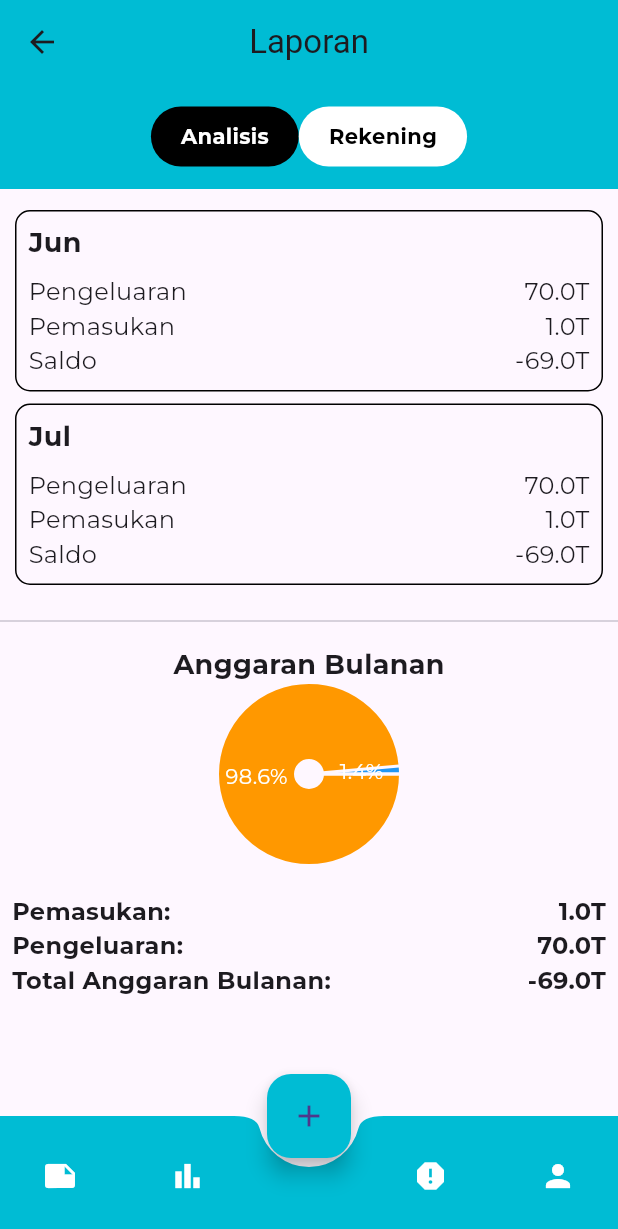
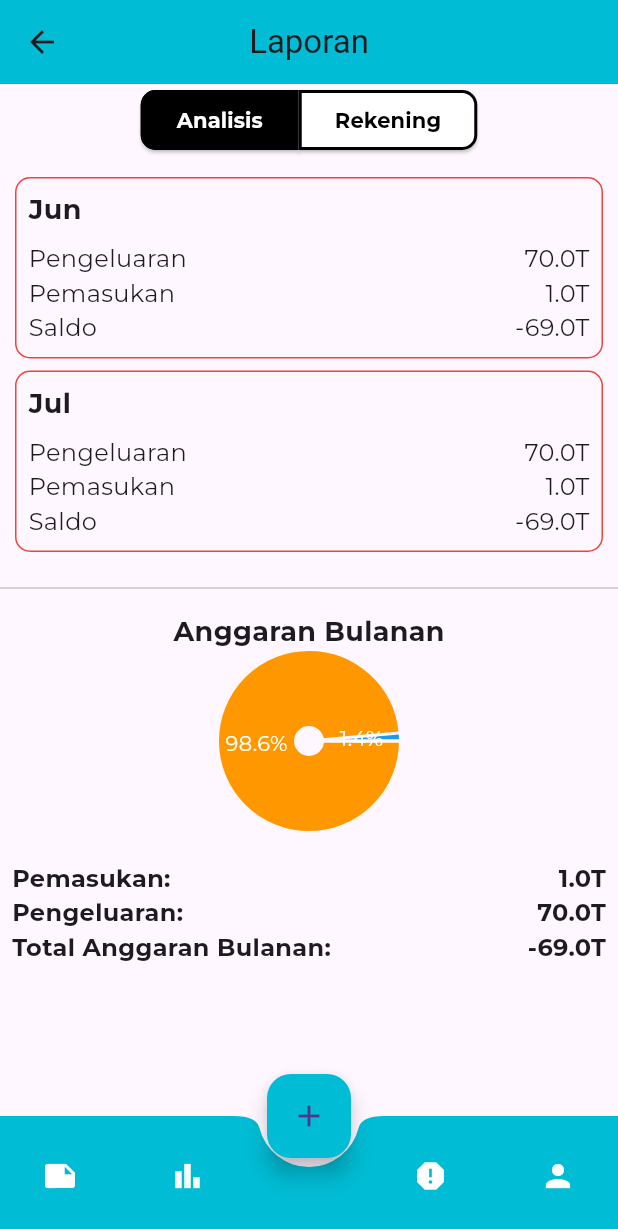
Before and after one commit to RidhuanDEV/Vasa, a Flutter app: the MainScreen screen opened directly, item 3 of the bottom bar chosen, on a phone screen of 412 x 824 dp. Shown: the top 1229 px of the screen. Run offline on Flutter 3.47's test engine with Material 3 defaults, Android fonts, the light colour scheme and no system bars; drawn by our look-alikes of fl_chart; our stand-ins replace google_fonts.

Commit message:
updated V.1.2

```diff
--- a/lib/main.dart
+++ b/lib/main.dart
@@ -1,5 +1,4 @@
 import 'package:flutter/material.dart';
-import 'package:google_fonts/google_fonts.dart';
 import 'package:vasa/screens/grafik.dart';
 import 'package:vasa/screens/homepage.dart';
 import 'package:vasa/screens/laporan.dart';
@@ -7,6 +6,7 @@ import 'package:vasa/screens/mengelola_rekening.dart';
 import 'package:vasa/screens/profile.dart';
 import 'package:vasa/global.dart';
 import 'package:vasa/screens/tambah_rekening.dart';
+import 'package:vasa/screens/transaksi.dart';
 
 void main() {
   runApp(const MyApp());
@@ -34,8 +34,6 @@ class MainScreen extends StatefulWidget {
 }
 
 class MainScreenState extends State<MainScreen> {
-
-
   final List<Widget> _children = [
     const HomePage(),
     const GrafikScreen(),
@@ -43,14 +41,15 @@ class MainScreenState extends State<MainScreen> {
     const ProfilePage(),
     const MengelolaRekening(),
     const TambahRekening(),
+    const Transaksi(),
   ];
 
   void onTabTapped(int index) {
     setState(() {
-    Globals.currentIndex = index; // Mengatur nilai currentIndex dari global.dart
+      Globals.currentIndex =
+          index; // Mengatur nilai currentIndex dari global.dart
     });
   }
-
 
   Widget _buildAppBar() {
     if (Globals.currentIndex == 0) {
@@ -60,65 +59,18 @@ class MainScreenState extends State<MainScreen> {
         centerTitle: true,
       );
     } else if (Globals.currentIndex == 1) {
-      return PreferredSize(
-        preferredSize: const Size.fromHeight(100.0),
-        child: Container(
-          padding: const EdgeInsets.all(8.0),
-          color: Colors.cyan,
-          width: double.infinity,
-          height: 100,
-          child: Row(
-            mainAxisAlignment: MainAxisAlignment.center,
-            children: [
-              ElevatedButton(
-                onPressed: () {
-                  // Aksi untuk tombol Bulan
-                },
-                style: ElevatedButton.styleFrom(
-                  foregroundColor: Colors.white,
-                  backgroundColor: Colors.black,
-                  shape: RoundedRectangleBorder(
-                    borderRadius: BorderRadius.circular(20.0),
+      return AppBar(
+        title: const Center(
+          child: Text('Grafik Keuangan', style: TextStyle(color: Colors.white)),
         ),
-                ),
-                child: Text(
-                  'Bulan',
-                  style: GoogleFonts.lato(
-                    fontSize: 16.0,
-                    fontWeight: FontWeight.bold,
-                    color: Colors.white,
-                  ),
-                ),
-              ),
-              const SizedBox(width: 30),
-              ElevatedButton(
-                onPressed: () {
-                  // Aksi untuk tombol Tahun
-                },
-                style: ElevatedButton.styleFrom(
-                  foregroundColor: Colors.white,
-                  backgroundColor: Colors.black,
-                  shape: RoundedRectangleBorder(
-                    borderRadius: BorderRadius.circular(20.0),
-                  ),
-                ),
-                child: Text(
-                  'Tahun',
-                  style: GoogleFonts.lato(
-                    fontSize: 16.0,
-                    fontWeight: FontWeight.bold,
-                    color: Colors.white,
-                  ),
-                ),
-              ),
-            ],
-          ),
-        ),
+        backgroundColor: Colors.cyan,
+        centerTitle: true,
       );
-    }else {
+    } else {
       return const PreferredSize(
         preferredSize: Size.fromHeight(0),
-      child: SizedBox(),);
+        child: SizedBox(),
+      );
     }
   }
 
@@ -127,16 +79,22 @@ class MainScreenState extends State<MainScreen> {
     return Scaffold(
       appBar: _buildAppBar() as PreferredSizeWidget,
       body: _children[Globals.currentIndex],
-
-      floatingActionButton: (Globals.currentIndex != 4 && Globals.currentIndex != 5) ? FloatingActionButton(
+      floatingActionButton: (Globals.currentIndex != 4 &&
+              Globals.currentIndex != 5 &&
+              Globals.currentIndex != 6)
+          ? FloatingActionButton(
               onPressed: () {
-          // Tambahkan aksi ketika tombol ditekan
+                onTabTapped(6);
               },
               backgroundColor: Colors.cyan,
               child: const Icon(Icons.add),
-      ): null,
-      floatingActionButtonLocation:  FloatingActionButtonLocation.centerDocked ,
-      bottomNavigationBar:(Globals.currentIndex != 4 && Globals.currentIndex != 5) ? BottomAppBar(
+            )
+          : null,
+      floatingActionButtonLocation: FloatingActionButtonLocation.centerDocked,
+      bottomNavigationBar: (Globals.currentIndex != 4 &&
+              Globals.currentIndex != 5 &&
+              Globals.currentIndex != 6)
+          ? BottomAppBar(
               color: Colors.cyan,
               shape: const CircularNotchedRectangle(),
               notchMargin: 6.0,
@@ -155,7 +113,8 @@ class MainScreenState extends State<MainScreen> {
                       onTabTapped(1);
                     },
                   ),
-        const SizedBox(width: 40), // Tempat untuk floating action button
+                  const SizedBox(
+                      width: 40), // Tempat untuk floating action button
                   IconButton(
                     icon: const Icon(Icons.report, color: Colors.white),
                     onPressed: () {
@@ -168,10 +127,10 @@ class MainScreenState extends State<MainScreen> {
                       onTabTapped(3);
                     },
                   ),
-
                 ],
               ),
-      ) : null,
+            )
+          : null,
     );
   }
 }
--- a/lib/screens/laporan.dart
+++ b/lib/screens/laporan.dart
@@ -56,22 +56,29 @@ class LaporanPageState extends State<LaporanPage> {
           : null,
       body: Column(
         children: [
-          Container(
-            height: 70,
-            decoration: const BoxDecoration(
-              color: Colors.cyan,
-            ),
-            child: Row(
+          Row(
             mainAxisAlignment: MainAxisAlignment.center,
             children: [
-                GestureDetector(
-                  onTap: isAnalysisSelected ? null : toggleSelection,
-                  child: Container(
-                    padding: const EdgeInsets.symmetric(
-                        vertical: 10, horizontal: 20),
-                    decoration: BoxDecoration(
-                      color: isAnalysisSelected ? Colors.black : Colors.white,
-                      borderRadius: BorderRadius.circular(20),
+              ElevatedButton(
+                onPressed: (){
+                  setState(() {
+                  isAnalysisSelected = true;
+
+                  });
+                },
+                style: ElevatedButton.styleFrom(
+                  backgroundColor:
+                      isAnalysisSelected ? Colors.black : Colors.white,
+                  shape: const RoundedRectangleBorder(
+                    borderRadius: BorderRadius.only(
+                      topLeft: Radius.circular(10),
+                      bottomLeft: Radius.circular(10),
+                    ),
+                    side: BorderSide(
+                      color: Colors.black,
+                      width: 2,
+                    ),
+                  ),
                 ),
                 child: Text(
                   'Analisis',
@@ -81,15 +88,26 @@ class LaporanPageState extends State<LaporanPage> {
                   ),
                 ),
               ),
+              ElevatedButton(
+                onPressed: () {
+                  setState(() {
+                  isAnalysisSelected = false;
+
+                  });
+                },
+                style: ElevatedButton.styleFrom(
+                  backgroundColor:
+                      isAnalysisSelected ? Colors.white : Colors.black,
+                  shape: const RoundedRectangleBorder(
+                    borderRadius: BorderRadius.only(
+                      topRight: Radius.circular(10),
+                      bottomRight: Radius.circular(10),
                     ),
-                GestureDetector(
-                  onTap: isAnalysisSelected ? toggleSelection : null,
-                  child: Container(
-                    padding: const EdgeInsets.symmetric(
-                        vertical: 10, horizontal: 20),
-                    decoration: BoxDecoration(
-                      color: isAnalysisSelected ? Colors.white : Colors.black,
-                      borderRadius: BorderRadius.circular(20),
+                    side: BorderSide(
+                      color: Colors.black,
+                      width: 2,
+                    ),
+                  ),
                 ),
                 child: Text(
                   'Rekening',
@@ -99,9 +117,7 @@ class LaporanPageState extends State<LaporanPage> {
                   ),
                 ),
               ),
-                ),
             ],
-            ),
           ),
           Expanded(
             child: isAnalysisSelected
@@ -243,7 +259,7 @@ class LaporanPageState extends State<LaporanPage> {
       margin: const EdgeInsets.symmetric(vertical: 4.0),
       padding: const EdgeInsets.all(8.0),
       decoration: BoxDecoration(
-        border: Border.all(color: Colors.black),
+        border: Border.all(color: Colors.red),
         borderRadius: BorderRadius.circular(10),
       ),
       child: Column(
```
Also changed, not shown: lib/screens/transaksi.dart (added, +300 -0 lines). Lines whose indentation alone changed are shown as unchanged.
